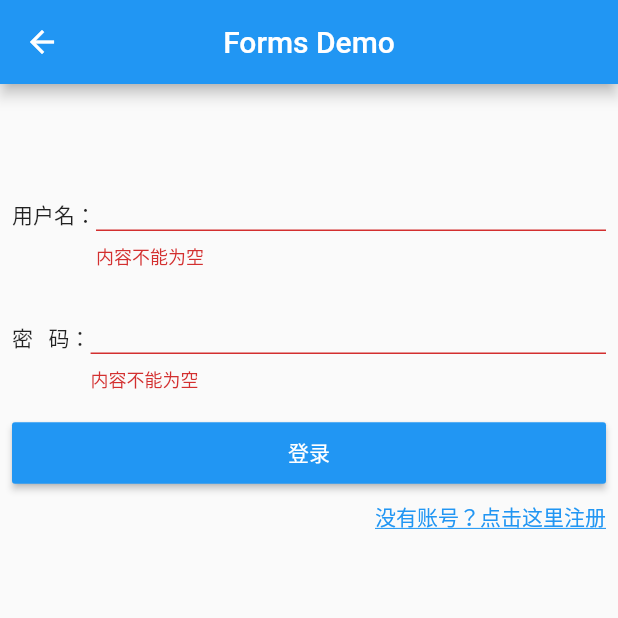
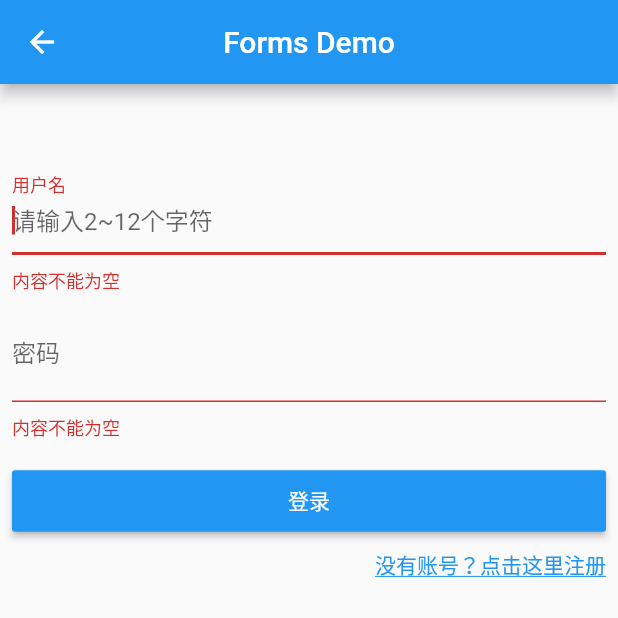
Before and after one commit to jiangkang/flutter-system, a Flutter app: the FormsDemo screen opened by its route, after a tap on "登录", on a phone screen of 412 x 824 dp, the top half of it. Run offline on Flutter 3.47's test engine with Material 2 defaults, Android fonts, the phone set to English and light mode, and no system bars; our stand-ins replace flutter_markdown, video_player, webview_flutter; network calls fail.

```diff
--- a/lib/demos/demo_forms.dart
+++ b/lib/demos/demo_forms.dart
@@ -10,6 +10,16 @@ class FormsDemo extends StatefulWidget {
 
 class _FormsDemoState extends State<FormsDemo> {
   final _formKey = GlobalKey<FormState>();
+
+  final TextEditingController _userController = TextEditingController();
+
+  final TextEditingController _passwordController = TextEditingController();
+
+  @override
+  void initState() {
+    _userController.addListener(_printFieldValue);
+    super.initState();
+  }
 
   @override
   Widget build(BuildContext context) {
@@ -29,28 +39,23 @@ class _FormsDemoState extends State<FormsDemo> {
             children: <Widget>[
               Padding(
                 padding: const EdgeInsets.only(top: 50, left: 8, right: 8),
-                child: Row(
-                  mainAxisSize: MainAxisSize.max,
-                  children: <Widget>[
-                    Text("用户名："),
-                    Expanded(
-                        child: TextFormField(
-                      validator: _validateFiledValue,
-                    )),
-                  ],
+                child: TextFormField(
+                  autofocus: true,
+                  decoration: InputDecoration(
+                    labelText: "用户名",
+                    hintText: "请输入2~12个字符",
+                  ),
+                  validator: _validateFiledValue,
+                  controller: _userController,
                 ),
               ),
               Padding(
                 padding: const EdgeInsets.all(8.0),
-                child: Row(
-                  mainAxisSize: MainAxisSize.max,
-                  children: <Widget>[
-                    Text("密   码："),
-                    Expanded(
-                        child: TextFormField(
-                      validator: _validateFiledValue,
-                    )),
-                  ],
+                child: TextFormField(
+                  decoration:
+                      InputDecoration(labelText: "密码", hintText: "请输入2~20个字符"),
+                  validator: _validateFiledValue,
+                  controller: _passwordController,
                 ),
               ),
               Padding(
@@ -97,8 +102,23 @@ class _FormsDemoState extends State<FormsDemo> {
   }
 
   void _login(BuildContext context) {
+    var tipMsg =
+        "${_userController.value.text}:${_passwordController.value.text}";
     if (_formKey.currentState.validate()) {
-      Scaffold.of(context).showSnackBar(SnackBar(content: Text("恭喜你，登录成功")));
+      Scaffold.of(context)
+          .showSnackBar(SnackBar(content: Text("恭喜你，登录成功,${tipMsg}")));
     }
   }
+
+  @override
+  void dispose() {
+    _userController.dispose();
+    _passwordController.dispose();
+    super.dispose();
+  }
+
+  void _printFieldValue() {
+    print("username:${_userController.text}");
+    print("password:${_passwordController.text}");
+  }
 }
--- a/lib/entries.dart
+++ b/lib/entries.dart
@@ -22,6 +22,7 @@ final List<EntryItem> demoEntries = [
   EntryItem("Drawer", "/demo/drawer", icon: Icons.subdirectory_arrow_right),
   EntryItem("Tabs", "/demo/tabs", icon: Icons.tab),
   EntryItem("Forms", "/demo/forms", icon: Icons.input),
+  EntryItem("Swipe to Dismiss", "/demo/dismissible", icon: Icons.delete_sweep),
 ];
 
 final List<Article> articleEntries = [
--- a/lib/page_routers.dart
+++ b/lib/page_routers.dart
@@ -1,6 +1,7 @@
 import 'package:flutter/material.dart';
 import 'package:flutter_system/demos/demo_animation.dart';
 import 'package:flutter_system/demos/demo_container.dart';
+import 'package:flutter_system/demos/demo_dismissible.dart';
 import 'package:flutter_system/demos/demo_drawer.dart';
 import 'package:flutter_system/demos/demo_forms.dart';
 import 'package:flutter_system/demos/demo_gridview.dart';
@@ -34,4 +35,5 @@ final Map<String, WidgetBuilder> pageRouters = {
   "/demo/drawer": (BuildContext context) => DrawerDemo(),
   "/demo/tabs": (BuildContext context) => TabsDemo(),
   "/demo/forms": (BuildContext context) => FormsDemo(),
+  "/demo/dismissible": (BuildContext context) => SwipeDismissDemo(),
 };
```
Also changed, not shown: lib/demos/demo_dismissible.dart (added, +55 -0 lines).
